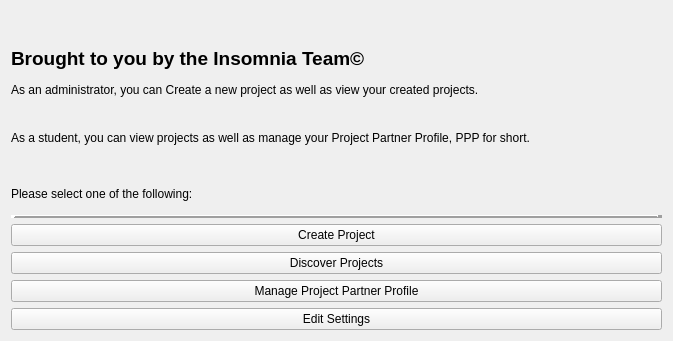
zcharli/carleton-student-project-partner-finder, file homewidget.ui: the form before one commit.
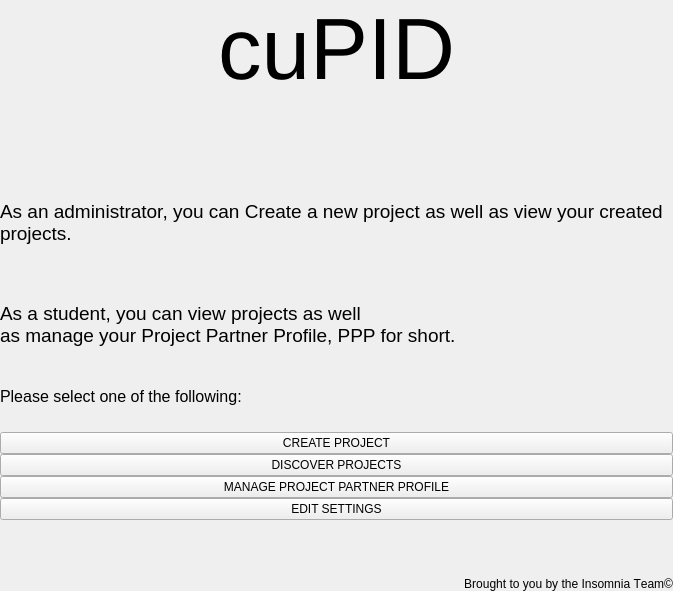
The form after the commit. Icons and pictures are not drawn.

Diff of the .ui file:
```diff
--- a/homewidget.ui
+++ b/homewidget.ui
@@ -7,7 +7,7 @@
     <x>0</x>
     <y>0</y>
     <width>673</width>
-    <height>341</height>
+    <height>591</height>
    </rect>
   </property>
   <property name="windowTitle">
@@ -17,6 +17,21 @@
    <string notr="true"/>
   </property>
   <layout class="QVBoxLayout" name="verticalLayout">
+   <property name="spacing">
+    <number>0</number>
+   </property>
+   <property name="leftMargin">
+    <number>0</number>
+   </property>
+   <property name="topMargin">
+    <number>0</number>
+   </property>
+   <property name="rightMargin">
+    <number>0</number>
+   </property>
+   <property name="bottomMargin">
+    <number>0</number>
+   </property>
    <item>
     <widget class="QLabel" name="lblLogo">
      <property name="sizePolicy">
@@ -25,57 +40,50 @@
        <verstretch>0</verstretch>
       </sizepolicy>
      </property>
+     <property name="minimumSize">
+      <size>
+       <width>0</width>
+       <height>200</height>
+      </size>
+     </property>
      <property name="maximumSize">
       <size>
        <width>700</width>
        <height>16777215</height>
       </size>
      </property>
+     <property name="font">
+      <font>
+       <pointsize>65</pointsize>
+      </font>
+     </property>
      <property name="styleSheet">
       <string notr="true"/>
      </property>
-     <property name="text">
-      <string/>
+     <property name="lineWidth">
+      <number>0</number>
      </property>
-     <property name="pixmap">
-      <pixmap resource="Images/Images.qrc">:/Images/Drawing.png/logo2.svg</pixmap>
+     <property name="text">
+      <string>cuPID</string>
      </property>
      <property name="scaledContents">
       <bool>false</bool>
      </property>
      <property name="alignment">
-      <set>Qt::AlignCenter</set>
+      <set>Qt::AlignHCenter|Qt::AlignTop</set>
      </property>
-    </widget>
-   </item>
-   <item>
-    <widget class="QLabel" name="lblInsomnia">
-     <property name="maximumSize">
-      <size>
-       <width>16777215</width>
-       <height>100</height>
-      </size>
-     </property>
-     <property name="font">
-      <font>
-       <pointsize>14</pointsize>
-       <weight>75</weight>
-       <bold>true</bold>
-      </font>
-     </property>
-     <property name="lineWidth">
-      <number>0</number>
-     </property>
-     <property name="text">
-      <string>Brought to you by the Insomnia Team©</string>
-     </property>
-     <property name="alignment">
-      <set>Qt::AlignLeading|Qt::AlignLeft|Qt::AlignTop</set>
+     <property name="margin">
+      <number>40</number>
      </property>
     </widget>
    </item>
    <item>
     <widget class="QLabel" name="lblAdmin">
+     <property name="font">
+      <font>
+       <pointsize>14</pointsize>
+      </font>
+     </property>
      <property name="text">
       <string>As an administrator, you can Create a new project as well as view your created projects.
 
@@ -88,58 +96,81 @@
    </item>
    <item>
     <widget class="QLabel" name="lblStudent">
+     <property name="font">
+      <font>
+       <pointsize>14</pointsize>
+      </font>
+     </property>
      <property name="text">
-      <string>As a student, you can view projects as well as manage your Project Partner Profile, PPP for short.
-
-</string>
+      <string>As a student, you can view projects as well 
+as manage your Project Partner Profile, PPP for short.</string>
      </property>
     </widget>
    </item>
    <item>
     <widget class="QLabel" name="lblSelect">
+     <property name="font">
+      <font>
+       <pointsize>12</pointsize>
+      </font>
+     </property>
      <property name="text">
       <string>Please select one of the following:</string>
      </property>
     </widget>
    </item>
-   <item>
-    <widget class="Line" name="line">
-     <property name="frameShadow">
-      <enum>QFrame::Raised</enum>
-     </property>
-     <property name="lineWidth">
-      <number>5</number>
-     </property>
-     <property name="orientation">
-      <enum>Qt::Horizontal</enum>
-     </property>
-    </widget>
-   </item>
    <item>
     <widget class="QPushButton" name="btnCreateProject">
      <property name="text">
-      <string>Create Project</string>
+      <string>CREATE PROJECT</string>
      </property>
     </widget>
    </item>
    <item>
     <widget class="QPushButton" name="btnDiscoverProjects">
      <property name="text">
-      <string>Discover Projects</string>
+      <string>DISCOVER PROJECTS</string>
      </property>
     </widget>
    </item>
    <item>
     <widget class="QPushButton" name="btnManageProjectPartnerProfile">
      <property name="text">
-      <string>Manage Project Partner Profile</string>
+      <string>MANAGE PROJECT PARTNER PROFILE</string>
      </property>
     </widget>
    </item>
    <item>
     <widget class="QPushButton" name="btnEditSettings">
      <property name="text">
-      <string>Edit Settings</string>
+      <string>EDIT SETTINGS</string>
+     </property>
+    </widget>
+   </item>
+   <item>
+    <widget class="QLabel" name="lblInsomnia">
+     <property name="maximumSize">
+      <size>
+       <width>16777215</width>
+       <height>100</height>
+      </size>
+     </property>
+     <property name="font">
+      <font>
+       <pointsize>9</pointsize>
+       <weight>50</weight>
+       <bold>false</bold>
+       <kerning>false</kerning>
+      </font>
+     </property>
+     <property name="lineWidth">
+      <number>0</number>
+     </property>
+     <property name="text">
+      <string>Brought to you by the Insomnia Team©</string>
+     </property>
+     <property name="alignment">
+      <set>Qt::AlignBottom|Qt::AlignRight|Qt::AlignTrailing</set>
      </property>
     </widget>
    </item>
```
Left out of the diff: 4 changed lines with no effect on the pictures.
